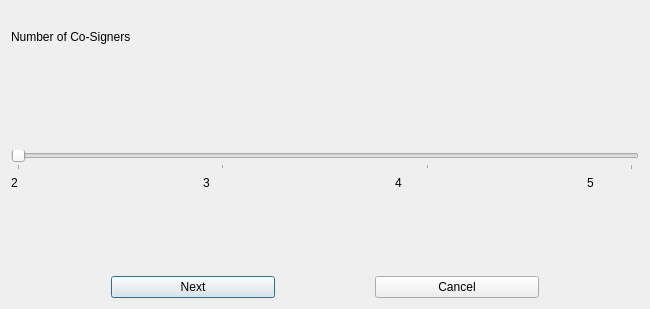
Above: src/qt/forms/multisigsetupchoosenumsigners.ui from PRCYCoin/Multisig before the change. Below: the same form after it.
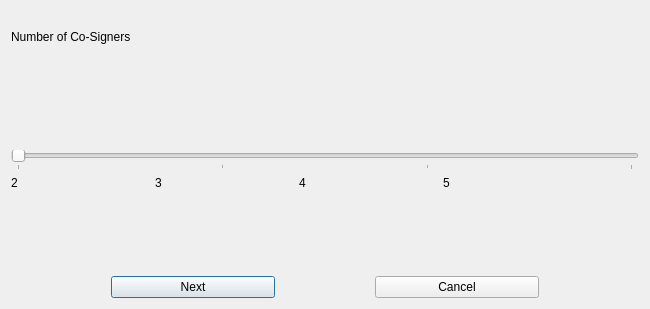
That is the form after the change.

```diff
--- a/src/qt/forms/multisigsetupchoosenumsigners.ui
+++ b/src/qt/forms/multisigsetupchoosenumsigners.ui
@@ -77,7 +77,7 @@
      <item>
       <widget class="QLabel" name="cosigners2">
        <property name="text">
-        <string>2				3				4				5</string>
+        <string>2			3			4			5</string>
        </property>
       </widget>
      </item>
```
